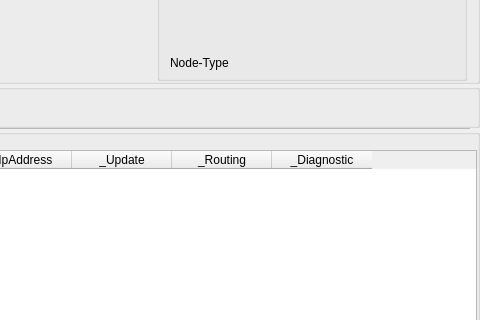
The window that opensyde_tool/src/system_definition/node_edit/C_SdNdeNodePropertiesWidget.ui (tylerwagler/openSYDE) describes before a commit, drawn with Qt 5; both pictures show x 343 to 823 and y 335 to 655 of the 823 by 836 pixel window.
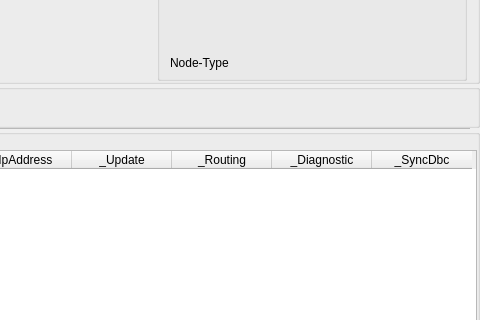
The same window after the commit. Custom widgets are drawn as their Qt base class.

Commit message: opensyde: add Sync DBC button column to node-properties interface table

Diff of the .ui file:
```diff
--- a/opensyde_tool/src/system_definition/node_edit/C_SdNdeNodePropertiesWidget.ui
+++ b/opensyde_tool/src/system_definition/node_edit/C_SdNdeNodePropertiesWidget.ui
@@ -1329,6 +1329,11 @@
           <string>_Diagnostic</string>
          </property>
         </column>
+        <column>
+         <property name="text">
+          <string>_SyncDbc</string>
+         </property>
+        </column>
        </widget>
       </item>
       <item>
```
The commit also changes 2 other files.
